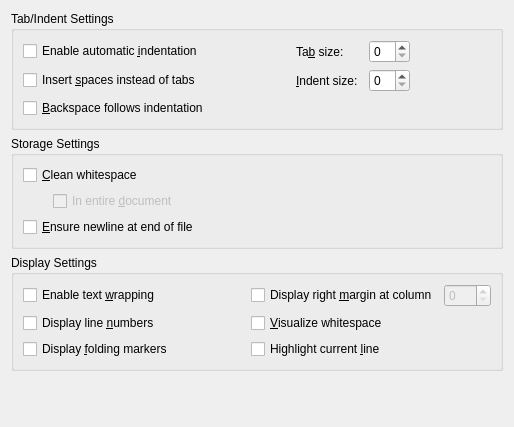
Before: the Qt Designer form src/plugins/texteditor/generalsettingspage.ui in qt-creator/qt-creator, drawn with Qt 5.
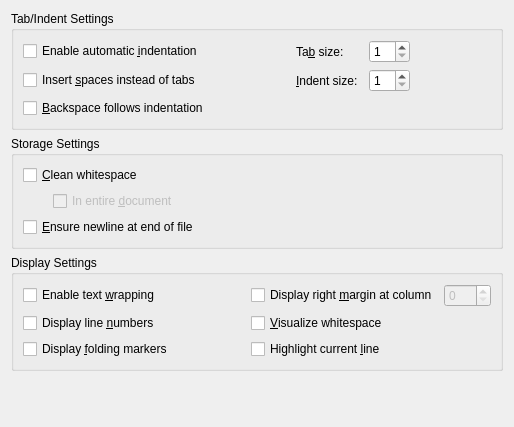
After: the same form once the commit is applied.

Commit message: minimum indent or tab width is 1

What changed in the file:
```diff
--- a/src/plugins/texteditor/generalsettingspage.ui
+++ b/src/plugins/texteditor/generalsettingspage.ui
@@ -66,6 +66,9 @@
             <verstretch>0</verstretch>
            </sizepolicy>
           </property>
+          <property name="minimum">
+           <number>1</number>
+          </property>
           <property name="maximum">
            <number>20</number>
           </property>
@@ -132,6 +135,9 @@
             <verstretch>0</verstretch>
            </sizepolicy>
           </property>
+          <property name="minimum">
+           <number>1</number>
+          </property>
           <property name="maximum">
            <number>20</number>
           </property>
```
